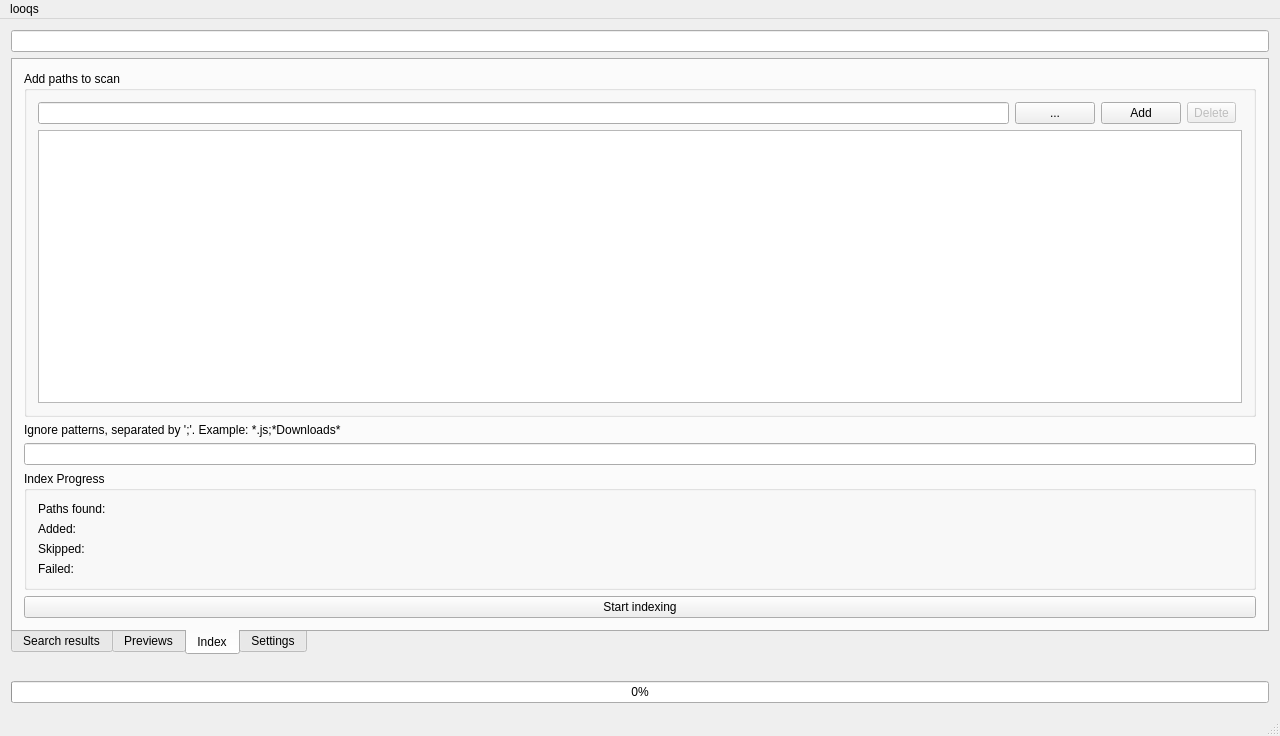
The window that gui/mainwindow.ui (quitesimpleorg/looqs) describes before a commit, drawn with Qt 5.
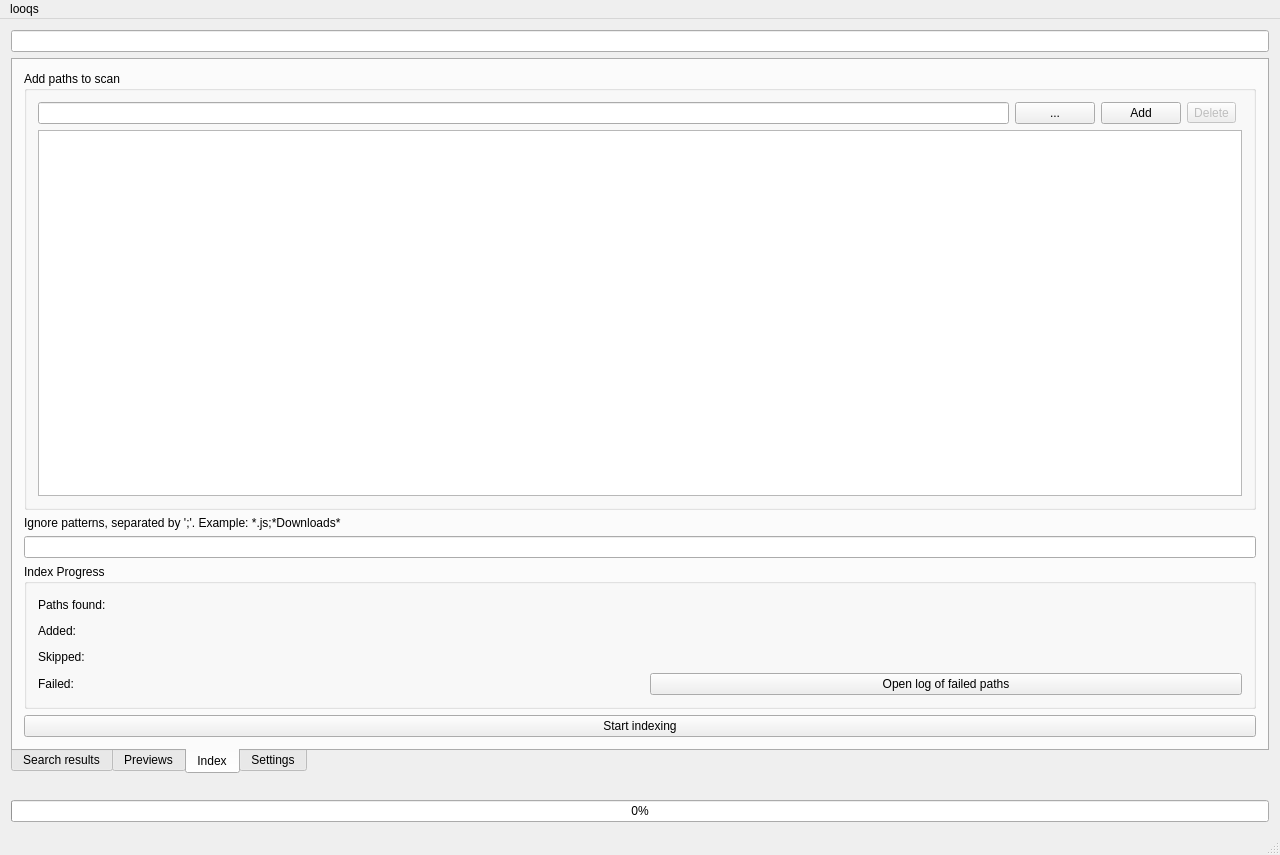
The same window after the commit. The open tabs and pages were chosen to show the change.

Commit message: gui: mainwindow: Add button to save log of failed paths

```diff
--- a/gui/mainwindow.ui
+++ b/gui/mainwindow.ui
@@ -7,7 +7,7 @@
     <x>0</x>
     <y>0</y>
     <width>1280</width>
-    <height>736</height>
+    <height>855</height>
    </rect>
   </property>
   <property name="windowTitle">
@@ -184,6 +184,16 @@
         <string>Index</string>
        </attribute>
        <layout class="QGridLayout" name="gridLayout">
+        <item row="6" column="0">
+         <widget class="QLineEdit" name="txtIgnorePatterns"/>
+        </item>
+        <item row="11" column="0">
+         <widget class="QPushButton" name="btnStartIndexing">
+          <property name="text">
+           <string>Start indexing</string>
+          </property>
+         </widget>
+        </item>
         <item row="1" column="0">
          <widget class="QGroupBox" name="groupBoxPaths">
           <property name="title">
@@ -243,6 +253,12 @@
             <layout class="QHBoxLayout" name="horizontalLayout_7">
              <item>
               <widget class="QLabel" name="lblPathsFound">
+               <property name="sizePolicy">
+                <sizepolicy hsizetype="Expanding" vsizetype="Preferred">
+                 <horstretch>0</horstretch>
+                 <verstretch>0</verstretch>
+                </sizepolicy>
+               </property>
                <property name="text">
                 <string>Paths found:</string>
                </property>
@@ -250,17 +266,42 @@
              </item>
              <item>
               <widget class="QLabel" name="lblPathsFoundValue">
+               <property name="sizePolicy">
+                <sizepolicy hsizetype="Preferred" vsizetype="Preferred">
+                 <horstretch>0</horstretch>
+                 <verstretch>0</verstretch>
+                </sizepolicy>
+               </property>
                <property name="text">
                 <string/>
                </property>
               </widget>
              </item>
+             <item>
+              <spacer name="horizontalSpacer_5">
+               <property name="orientation">
+                <enum>Qt::Horizontal</enum>
+               </property>
+               <property name="sizeHint" stdset="0">
+                <size>
+                 <width>40</width>
+                 <height>20</height>
+                </size>
+               </property>
+              </spacer>
+             </item>
             </layout>
            </item>
            <item>
             <layout class="QHBoxLayout" name="horizontalLayout_4">
              <item>
               <widget class="QLabel" name="lblAdded">
+               <property name="sizePolicy">
+                <sizepolicy hsizetype="Expanding" vsizetype="Preferred">
+                 <horstretch>0</horstretch>
+                 <verstretch>0</verstretch>
+                </sizepolicy>
+               </property>
                <property name="font">
                 <font>
                  <weight>50</weight>
@@ -274,17 +315,42 @@
              </item>
              <item>
               <widget class="QLabel" name="lblAddedValue">
+               <property name="sizePolicy">
+                <sizepolicy hsizetype="Preferred" vsizetype="Preferred">
+                 <horstretch>0</horstretch>
+                 <verstretch>0</verstretch>
+                </sizepolicy>
+               </property>
                <property name="text">
                 <string/>
                </property>
               </widget>
              </item>
+             <item>
+              <spacer name="horizontalSpacer_4">
+               <property name="orientation">
+                <enum>Qt::Horizontal</enum>
+               </property>
+               <property name="sizeHint" stdset="0">
+                <size>
+                 <width>40</width>
+                 <height>20</height>
+                </size>
+               </property>
+              </spacer>
+             </item>
             </layout>
            </item>
            <item>
             <layout class="QHBoxLayout" name="horizontalLayout_5">
              <item>
               <widget class="QLabel" name="lblSkipped">
+               <property name="sizePolicy">
+                <sizepolicy hsizetype="Expanding" vsizetype="Preferred">
+                 <horstretch>0</horstretch>
+                 <verstretch>0</verstretch>
+                </sizepolicy>
+               </property>
                <property name="font">
                 <font>
                  <weight>50</weight>
@@ -298,17 +364,42 @@
              </item>
              <item>
               <widget class="QLabel" name="lblSkippedValue">
+               <property name="sizePolicy">
+                <sizepolicy hsizetype="Preferred" vsizetype="Preferred">
+                 <horstretch>0</horstretch>
+                 <verstretch>0</verstretch>
+                </sizepolicy>
+               </property>
                <property name="text">
                 <string/>
                </property>
               </widget>
              </item>
+             <item>
+              <spacer name="horizontalSpacer_3">
+               <property name="orientation">
+                <enum>Qt::Horizontal</enum>
+               </property>
+               <property name="sizeHint" stdset="0">
+                <size>
+                 <width>40</width>
+                 <height>20</height>
+                </size>
+               </property>
+              </spacer>
+             </item>
             </layout>
            </item>
            <item>
             <layout class="QHBoxLayout" name="horizontalLayout_6">
              <item>
               <widget class="QLabel" name="lblFailed">
+               <property name="sizePolicy">
+                <sizepolicy hsizetype="Expanding" vsizetype="Preferred">
+                 <horstretch>0</horstretch>
+                 <verstretch>0</verstretch>
+                </sizepolicy>
+               </property>
                <property name="font">
                 <font>
                  <weight>50</weight>
@@ -322,26 +413,35 @@
              </item>
              <item>
               <widget class="QLabel" name="lblFailedValue">
+               <property name="sizePolicy">
+                <sizepolicy hsizetype="Preferred" vsizetype="Preferred">
+                 <horstretch>0</horstretch>
+                 <verstretch>0</verstretch>
+                </sizepolicy>
+               </property>
                <property name="text">
                 <string/>
                </property>
               </widget>
              </item>
+             <item>
+              <widget class="QPushButton" name="btnOpenFailed">
+               <property name="sizePolicy">
+                <sizepolicy hsizetype="Expanding" vsizetype="Fixed">
+                 <horstretch>0</horstretch>
+                 <verstretch>0</verstretch>
+                </sizepolicy>
+               </property>
+               <property name="text">
+                <string>Open log of failed paths</string>
+               </property>
+              </widget>
+             </item>
             </layout>
            </item>
           </layout>
          </widget>
         </item>
-        <item row="6" column="0">
-         <widget class="QLineEdit" name="txtIgnorePatterns"/>
-        </item>
-        <item row="10" column="0">
-         <widget class="QPushButton" name="btnStartIndexing">
-          <property name="text">
-           <string>Start indexing</string>
-          </property>
-         </widget>
-        </item>
        </layout>
       </widget>
       <widget class="QWidget" name="settingsTab">
```
Left out of the diff: 4 changed lines with no effect on the pictures. The commit also changes 2 other files.
